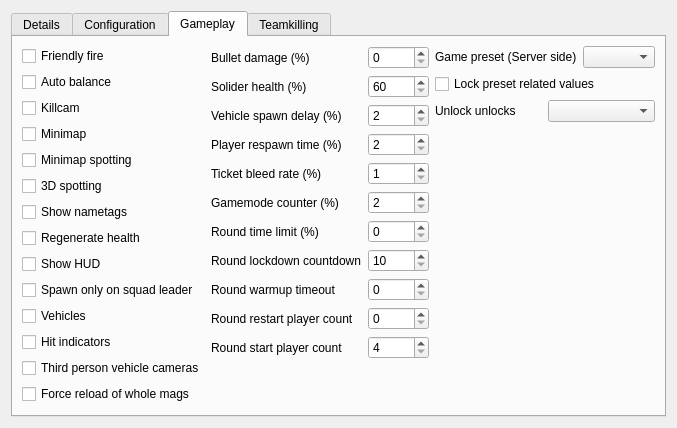
Before: the Qt Designer form client/bf4/OptionsWidget.ui in OpenRcon/OpenRcon, drawn with Qt 5.
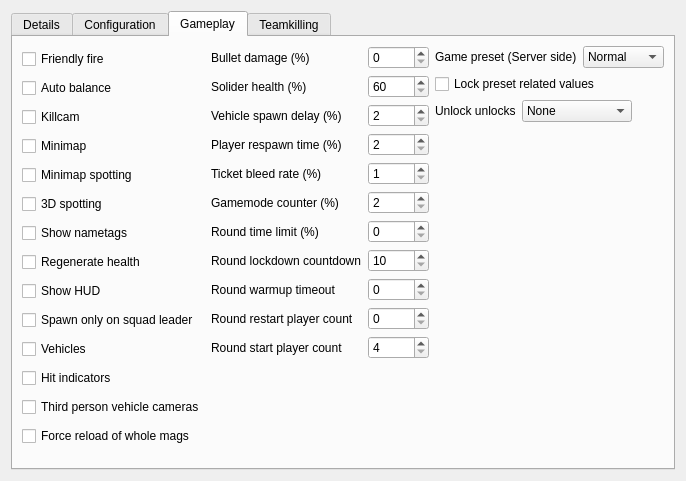
After: the same form once the commit is applied. The open tabs and pages were chosen to show the change.

Commit message: (BF4) Implemented vars.preset and vars.unlockMode in OptionsWidget.

The edit to the form file:
```diff
--- a/client/bf4/OptionsWidget.ui
+++ b/client/bf4/OptionsWidget.ui
@@ -7,7 +7,7 @@
     <x>0</x>
     <y>0</y>
     <width>624</width>
-    <height>387</height>
+    <height>473</height>
    </rect>
   </property>
   <layout class="QGridLayout" name="gridLayout">
@@ -304,7 +304,109 @@
       <attribute name="title">
        <string>Gameplay</string>
       </attribute>
-      <layout class="QGridLayout" name="gridLayout_17">
+      <layout class="QGridLayout" name="gridLayout_2">
+       <item row="0" column="0" rowspan="4">
+        <layout class="QVBoxLayout" name="verticalLayout_2">
+         <item>
+          <widget class="QCheckBox" name="checkBox_so_gp_friendlyFire">
+           <property name="text">
+            <string>Friendly fire</string>
+           </property>
+          </widget>
+         </item>
+         <item>
+          <widget class="QCheckBox" name="checkBox_so_gp_autoBalance">
+           <property name="text">
+            <string>Auto balance</string>
+           </property>
+          </widget>
+         </item>
+         <item>
+          <widget class="QCheckBox" name="checkBox_so_gp_killCam">
+           <property name="text">
+            <string>Killcam</string>
+           </property>
+          </widget>
+         </item>
+         <item>
+          <widget class="QCheckBox" name="checkBox_so_gp_miniMap">
+           <property name="text">
+            <string>Minimap</string>
+           </property>
+          </widget>
+         </item>
+         <item>
+          <widget class="QCheckBox" name="checkBox_so_gp_miniMapSpotting">
+           <property name="text">
+            <string>Minimap spotting</string>
+           </property>
+          </widget>
+         </item>
+         <item>
+          <widget class="QCheckBox" name="checkBox_so_gp_3dSpotting">
+           <property name="text">
+            <string>3D spotting</string>
+           </property>
+          </widget>
+         </item>
+         <item>
+          <widget class="QCheckBox" name="checkBox_so_gp_nameTag">
+           <property name="text">
+            <string>Show nametags</string>
+           </property>
+          </widget>
+         </item>
+         <item>
+          <widget class="QCheckBox" name="checkBox_so_gp_regenerateHealth">
+           <property name="text">
+            <string>Regenerate health</string>
+           </property>
+          </widget>
+         </item>
+         <item>
+          <widget class="QCheckBox" name="checkBox_so_gp_hud">
+           <property name="text">
+            <string>Show HUD</string>
+           </property>
+          </widget>
+         </item>
+         <item>
+          <widget class="QCheckBox" name="checkBox_so_gp_onlySquadLeaderSpawn">
+           <property name="text">
+            <string>Spawn only on squad leader</string>
+           </property>
+          </widget>
+         </item>
+         <item>
+          <widget class="QCheckBox" name="checkBox_so_gp_vehicleSpawnAllowed">
+           <property name="text">
+            <string>Vehicles</string>
+           </property>
+          </widget>
+         </item>
+         <item>
+          <widget class="QCheckBox" name="checkBox_so_gp_hitIndicatorsEnabled">
+           <property name="text">
+            <string>Hit indicators</string>
+           </property>
+          </widget>
+         </item>
+         <item>
+          <widget class="QCheckBox" name="checkBox_so_gp_thirdPersonVehicleCameras">
+           <property name="text">
+            <string>Third person vehicle cameras</string>
+           </property>
+          </widget>
+         </item>
+         <item>
+          <widget class="QCheckBox" name="checkBox_so_gp_forceReloadWholeMags">
+           <property name="text">
+            <string>Force reload of whole mags</string>
+           </property>
+          </widget>
+         </item>
+        </layout>
+       </item>
        <item row="0" column="1" rowspan="3">
         <layout class="QFormLayout" name="formLayout_11">
          <item row="3" column="0">
@@ -484,8 +586,8 @@
          </item>
         </layout>
        </item>
-       <item row="0" column="2">
-        <layout class="QFormLayout" name="formLayout_10">
+       <item row="0" column="2" colspan="2">
+        <layout class="QFormLayout" name="formLayout_2">
          <item row="0" column="0">
           <widget class="QLabel" name="label_so_gp_preset">
            <property name="text">
@@ -494,7 +596,28 @@
           </widget>
          </item>
          <item row="0" column="1">
-          <widget class="QComboBox" name="comboBox_so_gp_preset"/>
+          <widget class="QComboBox" name="comboBox_so_gp_preset">
+           <item>
+            <property name="text">
+             <string>Normal</string>
+            </property>
+           </item>
+           <item>
+            <property name="text">
+             <string>Hardcore</string>
+            </property>
+           </item>
+           <item>
+            <property name="text">
+             <string>Infantry</string>
+            </property>
+           </item>
+           <item>
+            <property name="text">
+             <string>Custom</string>
+            </property>
+           </item>
+          </widget>
          </item>
          <item row="1" column="0" colspan="2">
           <widget class="QCheckBox" name="checkBox_so_gp_presetLockPresetSetting">
@@ -505,21 +628,21 @@
          </item>
         </layout>
        </item>
-       <item row="0" column="3">
-        <spacer name="horizontalSpacer_9">
+       <item row="0" column="4">
+        <spacer name="horizontalSpacer_4">
          <property name="orientation">
           <enum>Qt::Horizontal</enum>
          </property>
          <property name="sizeHint" stdset="0">
           <size>
-           <width>289</width>
+           <width>272</width>
            <height>20</height>
           </size>
          </property>
         </spacer>
        </item>
        <item row="1" column="2">
-        <layout class="QHBoxLayout" name="horizontalLayout_10">
+        <layout class="QHBoxLayout" name="horizontalLayout_2">
          <item>
           <widget class="QLabel" name="label_so_gp_unlockMode">
            <property name="text">
@@ -528,25 +651,33 @@
           </widget>
          </item>
          <item>
-          <widget class="QComboBox" name="comboBox_so_gp_unlockMode"/>
+          <widget class="QComboBox" name="comboBox_so_gp_unlockMode">
+           <item>
+            <property name="text">
+             <string>None</string>
+            </property>
+           </item>
+           <item>
+            <property name="text">
+             <string>All</string>
+            </property>
+           </item>
+           <item>
+            <property name="text">
+             <string>Common</string>
+            </property>
+           </item>
+           <item>
+            <property name="text">
+             <string>Based on stats</string>
+            </property>
+           </item>
+          </widget>
          </item>
         </layout>
        </item>
-       <item row="3" column="1">
-        <spacer name="verticalSpacer_10">
-         <property name="orientation">
-          <enum>Qt::Vertical</enum>
-         </property>
-         <property name="sizeHint" stdset="0">
-          <size>
-           <width>20</width>
-           <height>113</height>
-          </size>
-         </property>
-        </spacer>
-       </item>
        <item row="2" column="2">
-        <spacer name="verticalSpacer_11">
+        <spacer name="verticalSpacer_4">
          <property name="orientation">
           <enum>Qt::Vertical</enum>
          </property>
@@ -558,121 +689,32 @@
          </property>
         </spacer>
        </item>
+       <item row="3" column="1">
+        <spacer name="verticalSpacer_2">
+         <property name="orientation">
+          <enum>Qt::Vertical</enum>
+         </property>
+         <property name="sizeHint" stdset="0">
+          <size>
+           <width>20</width>
+           <height>113</height>
+          </size>
+         </property>
+        </spacer>
+       </item>
        <item row="4" column="0">
-        <spacer name="verticalSpacer_9">
+        <spacer name="verticalSpacer">
          <property name="orientation">
           <enum>Qt::Vertical</enum>
          </property>
          <property name="sizeHint" stdset="0">
           <size>
            <width>20</width>
-           <height>11</height>
+           <height>40</height>
           </size>
          </property>
         </spacer>
        </item>
-       <item row="0" column="0" rowspan="4">
-        <layout class="QVBoxLayout" name="verticalLayout_2">
-         <item>
-          <widget class="QCheckBox" name="checkBox_so_gp_friendlyFire">
-           <property name="text">
-            <string>Friendly fire</string>
-           </property>
-          </widget>
-         </item>
-         <item>
-          <widget class="QCheckBox" name="checkBox_so_gp_autoBalance">
-           <property name="text">
-            <string>Auto balance</string>
-           </property>
-          </widget>
-         </item>
-         <item>
-          <widget class="QCheckBox" name="checkBox_so_gp_killCam">
-           <property name="text">
-            <string>Killcam</string>
-           </property>
-          </widget>
-         </item>
-         <item>
-          <widget class="QCheckBox" name="checkBox_so_gp_miniMap">
-           <property name="text">
-            <string>Minimap</string>
-           </property>
-          </widget>
-         </item>
-         <item>
-          <widget class="QCheckBox" name="checkBox_so_gp_miniMapSpotting">
-           <property name="text">
-            <string>Minimap spotting</string>
-           </property>
-          </widget>
-         </item>
-         <item>
-          <widget class="QCheckBox" name="checkBox_so_gp_3dSpotting">
-           <property name="text">
-            <string>3D spotting</string>
-           </property>
-          </widget>
-         </item>
-         <item>
-          <widget class="QCheckBox" name="checkBox_so_gp_nameTag">
-           <property name="text">
-            <string>Show nametags</string>
-           </property>
-          </widget>
-         </item>
-         <item>
-          <widget class="QCheckBox" name="checkBox_so_gp_regenerateHealth">
-           <property name="text">
-            <string>Regenerate health</string>
-           </property>
-          </widget>
-         </item>
-         <item>
-          <widget class="QCheckBox" name="checkBox_so_gp_hud">
-           <property name="text">
-            <string>Show HUD</string>
-           </property>
-          </widget>
-         </item>
-         <item>
-          <widget class="QCheckBox" name="checkBox_so_gp_onlySquadLeaderSpawn">
-           <property name="text">
-            <string>Spawn only on squad leader</string>
-           </property>
-          </widget>
-         </item>
-         <item>
-          <widget class="QCheckBox" name="checkBox_so_gp_vehicleSpawnAllowed">
-           <property name="text">
-            <string>Vehicles</string>
-           </property>
-          </widget>
-         </item>
-         <item>
-          <widget class="QCheckBox" name="checkBox_so_gp_hitIndicatorsEnabled">
-           <property name="text">
-            <string>Hit indicators</string>
-           </property>
-          </widget>
-         </item>
-         <item>
-          <widget class="QCheckBox" name="checkBox_so_gp_thirdPersonVehicleCameras">
-           <property name="text">
-            <string>Third person vehicle cameras</string>
-           </property>
-          </widget>
-         </item>
-         <item>
-          <widget class="QCheckBox" name="checkBox_so_gp_forceReloadWholeMags">
-           <property name="text">
-            <string>Force reload of whole mags</string>
-           </property>
-          </widget>
-         </item>
-        </layout>
-       </item>
       </layout>
      </widget>
      <widget class="QWidget" name="tab_so_tk">
```
The commit also changes 3 other files.
